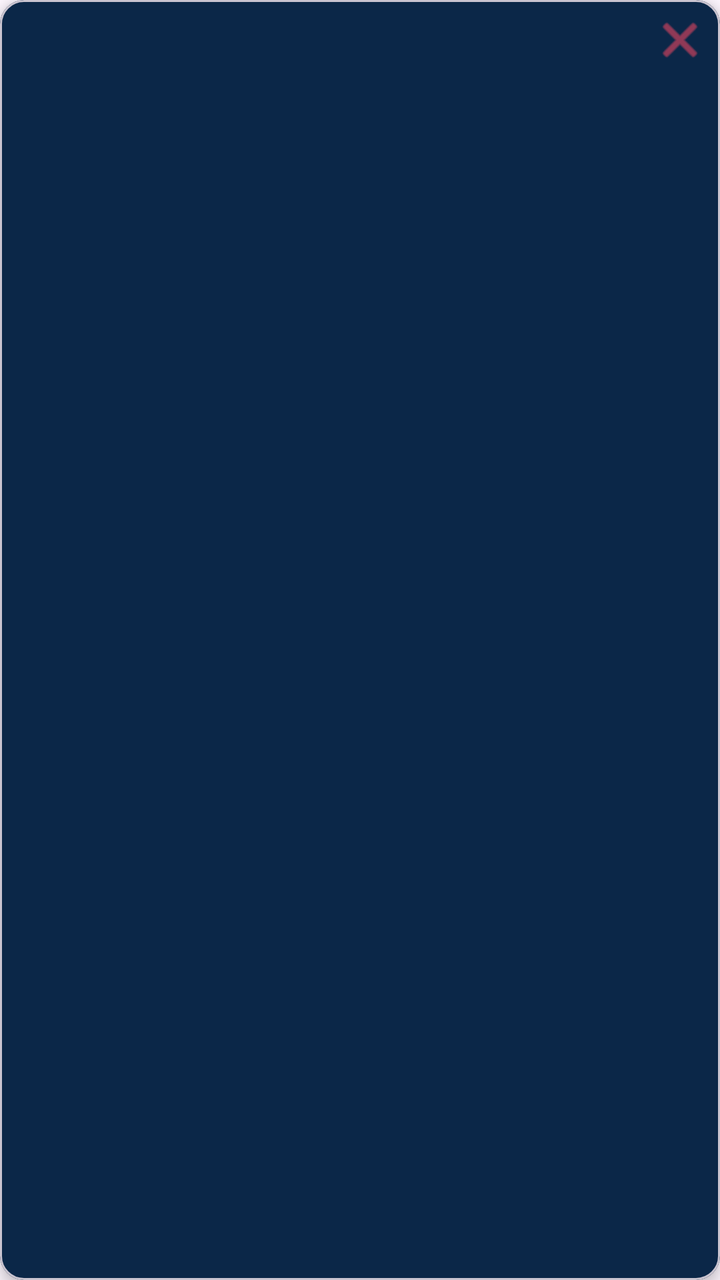
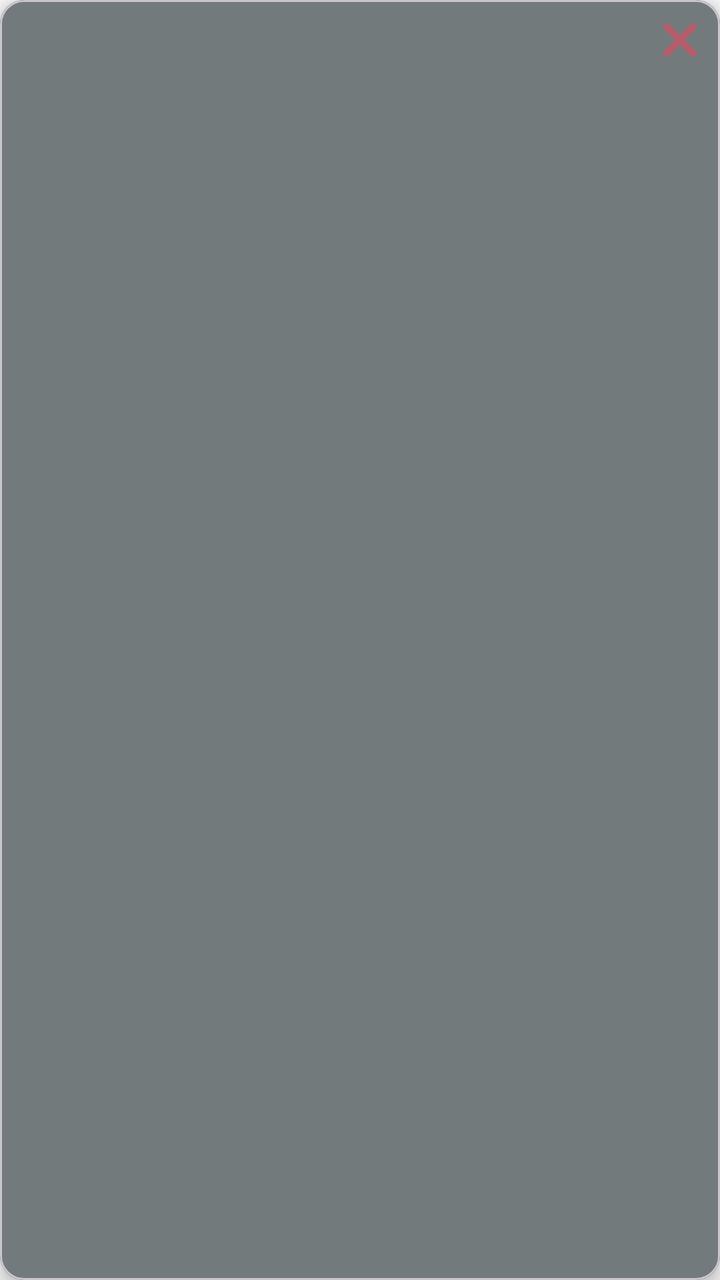

Screens rendered from an Android XML layout before and after an edit, with the pre-edit source and the edit as a unified diff.
<!-- AndroidManifest.xml: application theme Theme.MyApplication -->
<!-- res/layout/item_selected_image.xml -->
<?xml version="1.0" encoding="utf-8"?>
<com.google.android.material.card.MaterialCardView xmlns:android="http://schemas.android.com/apk/res/android"
    xmlns:app="http://schemas.android.com/apk/res-auto"
    android:layout_width="100dp"
    android:layout_height="100dp"
    android:layout_margin="4dp"
    app:cardBackgroundColor="#0F3460"
    app:cardCornerRadius="12dp"
    app:cardElevation="4dp">

    <FrameLayout
        android:layout_width="match_parent"
        android:layout_height="match_parent">

        <ImageView
            android:id="@+id/iv_thumbnail"
            android:layout_width="match_parent"
            android:layout_height="match_parent"
            android:scaleType="centerCrop"
            android:padding="2dp" />

        
        <FrameLayout
            android:layout_width="match_parent"
            android:layout_height="match_parent"
            android:background="#40000000">

            <ImageButton
                android:id="@+id/btn_remove"
                android:layout_width="28dp"
                android:layout_height="28dp"
                android:layout_gravity="top|end"
                android:layout_margin="6dp"
                android:background="@android:drawable/ic_menu_close_clear_cancel"
                android:backgroundTint="#E94560"
                android:contentDescription="删除图片"
                android:elevation="2dp" />
        </FrameLayout>
    </FrameLayout>
</com.google.android.material.card.MaterialCardView>
<!-- resources referenced by this layout -->
<resources>
  <style name="Theme.MyApplication" parent="Base.Theme.MyApplication" />
  <style name="Base.Theme.MyApplication" parent="Theme.Material3.DayNight.NoActionBar">
          
          
      </style>
</resources>

<!-- the commit's change to res/layout/item_selected_image.xml (unified diff, before → after) -->
@@ -4,7 +4,7 @@
     android:layout_width="100dp"
     android:layout_height="100dp"
     android:layout_margin="4dp"
-    app:cardBackgroundColor="#0F3460"
+    app:cardBackgroundColor="@color/bg_card"
     app:cardCornerRadius="12dp"
     app:cardElevation="4dp">
 
@@ -23,7 +23,7 @@
         <FrameLayout
             android:layout_width="match_parent"
             android:layout_height="match_parent"
-            android:background="#40000000">
+            android:background="@color/overlay_dark">
 
             <ImageButton
                 android:id="@+id/btn_remove"
<!-- resource entries referenced after the edit -->
@@ -1,9 +1,21 @@
 <!-- resources referenced by this layout -->
 <resources>
+  <color name="bg_card">#FFFFFF</color>
+  <color name="overlay_dark">#80000000</color>
   <style name="Theme.MyApplication" parent="Base.Theme.MyApplication" />
   <style name="Base.Theme.MyApplication" parent="Theme.Material3.DayNight.NoActionBar">
-          
-          
+          <item name="colorPrimary">@color/primary_accent</item>
+          <item name="colorOnPrimary">@color/white</item>
+          <item name="colorSurface">@color/surface_color</item>
+          <item name="colorOnSurface">@color/on_surface_color</item>
+          <item name="android:colorBackground">@color/bg_dark</item>
+          <item name="android:statusBarColor">@color/toolbar_bg</item>
       </style>
+  <color name="primary_accent">#0097B2</color>
+  <color name="white">#FFFFFFFF</color>
+  <color name="surface_color">#FFFFFF</color>
+  <color name="on_surface_color">#1A1A2E</color>
+  <color name="bg_dark">#F5F5F5</color>
+  <color name="toolbar_bg">#FFFFFF</color>
 </resources>
 
